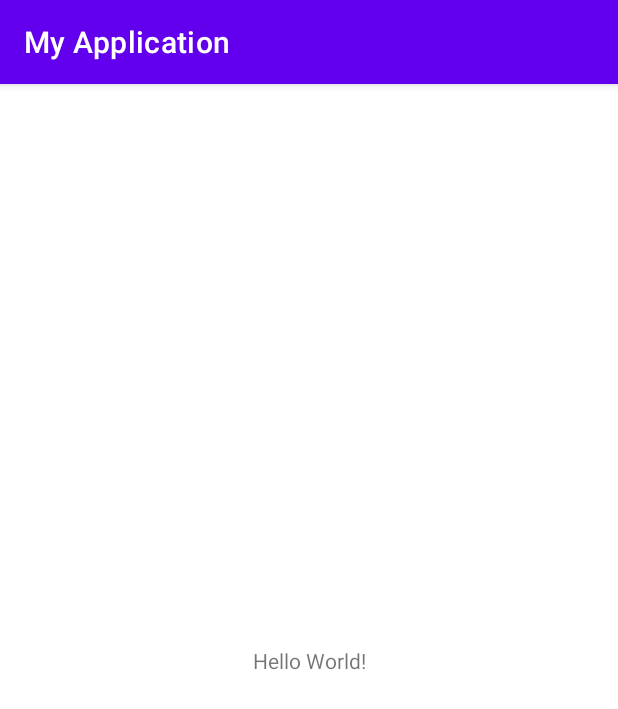
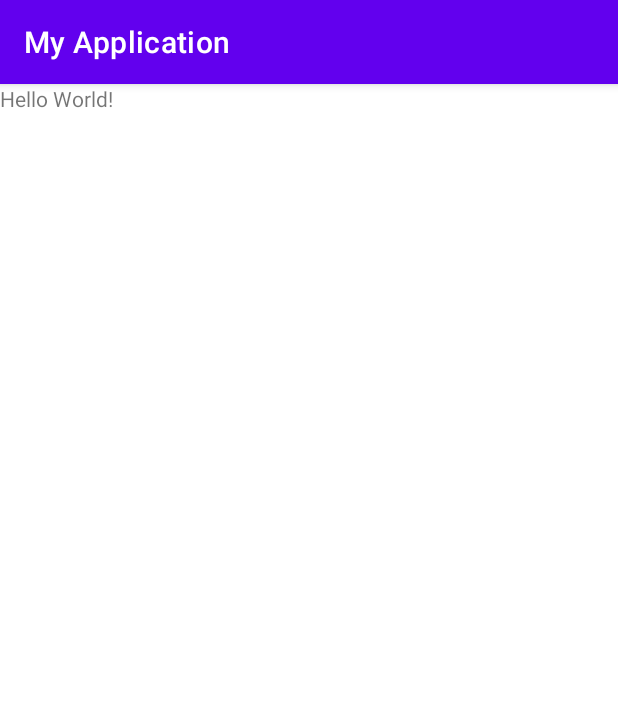
Before and after one commit to pawjo/sm-ps, an Android app: the screen it shows after launch (MainActivity), on a phone screen of 412 x 824 dp. Shown: the top 709 px of the screen. Run offline under Robolectric (Android 15) with nearby library versions, the phone set to English and light mode, and no system bars.

Commit message:
Zad 6 - Changed layout to frame in activity main

```diff
--- a/SM_Zad_6/app/src/main/res/layout/activity_main.xml
+++ b/SM_Zad_6/app/src/main/res/layout/activity_main.xml
@@ -1,7 +1,8 @@
 <?xml version="1.0" encoding="utf-8"?>
-<androidx.constraintlayout.widget.ConstraintLayout xmlns:android="http://schemas.android.com/apk/res/android"
+<FrameLayout xmlns:android="http://schemas.android.com/apk/res/android"
     xmlns:app="http://schemas.android.com/apk/res-auto"
     xmlns:tools="http://schemas.android.com/tools"
+    android:id="@+id/fragment_container"
     android:layout_width="match_parent"
     android:layout_height="match_parent"
     tools:context=".MainActivity">
@@ -9,10 +10,6 @@
     <TextView
         android:layout_width="wrap_content"
         android:layout_height="wrap_content"
-        android:text="Hello World!"
-        app:layout_constraintBottom_toBottomOf="parent"
-        app:layout_constraintLeft_toLeftOf="parent"
-        app:layout_constraintRight_toRightOf="parent"
-        app:layout_constraintTop_toTopOf="parent" />
+        android:text="Hello World!" />
 
-</androidx.constraintlayout.widget.ConstraintLayout>
+</FrameLayout>
```
